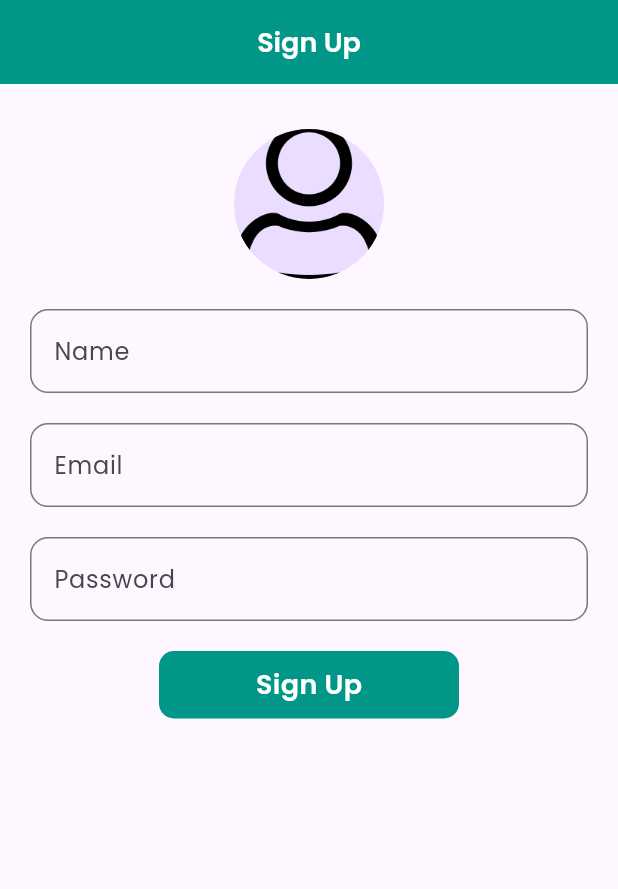
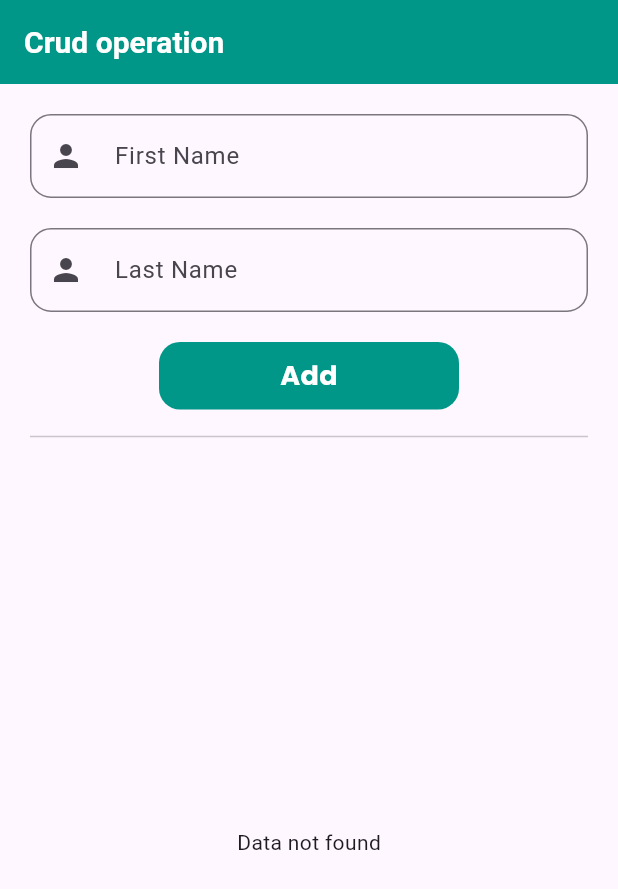
Before and after one commit to Malik399758/Upoad_image_on_firebase, a Flutter app: the screen it shows after launch, on a phone screen of 412 x 824 dp. Shown: the top 889 px of the screen. Run offline on Flutter 3.47's test engine with Material 3 defaults, Android fonts, the phone set to English and light mode, and no system bars; our stand-ins replace cloud_firestore, firebase_auth, firebase_core, firebase_storage, google_fonts, image_picker; accounts and stored records are empty; Roboto replaces fonts that are missing (Aclonica).

Commit message:
Crud operation

```diff
--- a/lib/main.dart
+++ b/lib/main.dart
@@ -4,6 +4,7 @@ import 'package:firebase_storage_image/views/controllers/sign_up_provider/image_
 import 'package:firebase_storage_image/views/controllers/sign_up_provider/sign_up_user_info_provider.dart';
 import 'package:firebase_storage_image/views/ui/auth_module/sign_up_screen.dart';
 import 'package:firebase_storage_image/views/ui/auth_module/sign_up_screen2.dart';
+import 'package:firebase_storage_image/views/ui/crud_operation/crud_operation_screen.dart';
 import 'package:flutter/material.dart';
 import 'package:provider/provider.dart';
 
@@ -54,7 +55,8 @@ class MyApp extends StatelessWidget {
         colorScheme: ColorScheme.fromSeed(seedColor: Colors.deepPurple),
         useMaterial3: true,
       ),
-      home: SignUpScreen2()
+      home: CrudOperationScreen()
+      //SignUpScreen2()
       //SignUpScreen()
     );
   }
--- /dev/null
+++ b/lib/views/ui/crud_operation/crud_operation_screen.dart
@@ -0,0 +1,242 @@
+import 'package:cloud_firestore/cloud_firestore.dart';
+import 'package:flutter/cupertino.dart';
+import 'package:flutter/material.dart';
+import 'package:google_fonts/google_fonts.dart';
+
+class CrudOperationScreen extends StatefulWidget {
+  const CrudOperationScreen({super.key});
+
+  @override
+  State<CrudOperationScreen> createState() => _CrudOperationScreenState();
+}
+
+class _CrudOperationScreenState extends State<CrudOperationScreen> {
+  final _fistNameController = TextEditingController();
+  final _lastNameController = TextEditingController();
+  bool isLoading = false;
+  final FirebaseFirestore firebaseFireStore = FirebaseFirestore.instance;
+
+  // Create operation
+  Future<void> createData() async {
+    setState(() {
+      isLoading = true;
+    });
+    try {
+      if (_fistNameController.text.isNotEmpty &&
+          _lastNameController.text.isNotEmpty) {
+        await firebaseFireStore.collection('CrudOperation').add({
+          'first name': _fistNameController.text,
+          'last name': _lastNameController.text,
+        });
+      }
+      setState(() {
+        isLoading = false;
+      });
+
+      print('Successfully added');
+      ScaffoldMessenger.of(context)
+          .showSnackBar(SnackBar(content: Text('Successfully data added')));
+    } catch (e) {
+      print('Error ---------->$e');
+      setState(() {
+        isLoading = false;
+      });
+      ScaffoldMessenger.of(context)
+          .showSnackBar(SnackBar(content: Text('Data not added')));
+    }
+  }
+
+  // Read operation
+  Stream<QuerySnapshot> readData() {
+    return firebaseFireStore.collection('CrudOperation').snapshots();
+  }
+
+  // update operation
+
+  Future<void> updatedData(String updateFirstName,String updateLastName,String docId)async{
+    TextEditingController updatedFirst = TextEditingController(text: updateFirstName);
+    TextEditingController updatedLast = TextEditingController(text: updateLastName);
+    return showDialog(context: context,
+        builder: (context){
+         return AlertDialog(
+           title: Text('Edit Data',style: GoogleFonts.poppins(fontSize: 18,fontWeight: FontWeight.bold),),
+           content: Column(
+             mainAxisSize: MainAxisSize.min,
+             children: [
+               TextFormField(
+                 controller:updatedFirst ,
+                 decoration: InputDecoration(
+                     prefixIcon: Icon(Icons.person),
+                     label: Text('First name'),
+                     hintText: 'Enter Edit name',
+                     border: OutlineInputBorder(
+                       borderRadius: BorderRadius.circular(14),
+                     )),
+               ),
+               SizedBox(height: 10,),
+               TextFormField(
+                 controller: updatedLast,
+                 decoration: InputDecoration(
+                     prefixIcon: Icon(Icons.person),
+                     label: Text('Last name'),
+                     hintText: 'Enter edit name',
+                     border: OutlineInputBorder(
+                       borderRadius: BorderRadius.circular(14),
+                     )),
+               ),
+             ],
+           ),
+           actions: [
+             ElevatedButton(onPressed: (){
+               Navigator.pop(context);
+             },
+                 child: Text('No',style: GoogleFonts.poppins(fontSize: 15),)),
+             ElevatedButton(
+                 onPressed: ()async{
+                   if(updatedFirst.text.isNotEmpty && updatedLast.text.isNotEmpty){
+                     await firebaseFireStore.collection('CrudOperation').doc(docId).update(
+                       {
+                         'first name' : updatedFirst.text,
+                         'last name' : updatedLast.text
+                       }
+                     );
+                     Navigator.pop(context);
+                   }
+                   ScaffoldMessenger.of(context).showSnackBar(SnackBar(content: Text('User data updated')));
+                 },
+                 child: Text('Update data',style: GoogleFonts.poppins(fontSize: 15),))
+           ],
+         );
+        });
+  }
+
+  @override
+  Widget build(BuildContext context) {
+    return Scaffold(
+      appBar: AppBar(
+        title: Text(
+          'Crud operation',
+          style: GoogleFonts.aclonica(
+              fontSize: 20, fontWeight: FontWeight.bold, color: Colors.white),
+        ),
+        backgroundColor: Colors.teal,
+      ),
+      body: Padding(
+        padding: const EdgeInsets.symmetric(horizontal: 20),
+        child: Column(
+          children: [
+            SizedBox(
+              height: 20,
+            ),
+            TextFormField(
+              controller: _fistNameController,
+              decoration: InputDecoration(
+                  prefixIcon: Icon(Icons.person),
+                  label: Text(' First Name'),
+                  hintText: 'Enter first name',
+                  border: OutlineInputBorder(
+                    borderRadius: BorderRadius.circular(14),
+                  )),
+            ),
+            SizedBox(
+              height: 20,
+            ),
+            TextFormField(
+              controller: _lastNameController,
+              decoration: InputDecoration(
+                  prefixIcon: Icon(Icons.person),
+                  label: Text(' Last Name'),
+                  hintText: 'Enter last name',
+                  border: OutlineInputBorder(
+                    borderRadius: BorderRadius.circular(14),
+                  )),
+            ),
+            SizedBox(
+              height: 20,
+            ),
+            GestureDetector(
+              onTap: () async {
+                await createData();
+              },
+              child: Container(
+                width: 200,
+                height: 45,
+                decoration: BoxDecoration(
+                    color: Colors.teal,
+                    borderRadius: BorderRadius.circular(14)),
+                child: isLoading
+                    ? Center(
+                        child: CircularProgressIndicator(
+                        color: Colors.white,
+                      ))
+                    : Center(
+                        child: Text(
+                        'Add',
+                        style: GoogleFonts.poppins(
+                            fontSize: 18,
+                            color: Colors.white,
+                            fontWeight: FontWeight.bold),
+                      )),
+              ),
+            ),
+            SizedBox(
+              height: 10,
+            ),
+            Divider(),
+            Expanded(
+              child: StreamBuilder(
+                  stream: readData(),
+                  builder: (context, snapshot) {
+                    if (snapshot.connectionState == ConnectionState.waiting) {
+                      return Center(child: CircularProgressIndicator());
+                    } else if (snapshot.data!.docs.isEmpty) {
+                      return Center(child: Text('Data not found'));
+                    } else {
+                      return ListView(
+                        children: snapshot.data!.docs.map((doc) {
+                          Map<String, dynamic> data =
+                              doc.data() as Map<String, dynamic>;
+                          return ListTile(
+                            title: Text(data['first name'],style: GoogleFonts.poppins(fontSize: 16,fontWeight: FontWeight.w600),),
+                            subtitle: Text(data['last name'],style: GoogleFonts.poppins(fontSize: 16,fontWeight: FontWeight.w500),),
+                            trailing: Row(
+                              mainAxisSize: MainAxisSize.min,
+                              children: [
+                                GestureDetector(
+                                    onTap: () => updatedData(data['first name'],data['last name'],doc.id),
+                                    child: Icon(
+                                      Icons.edit,
+                                      color: Colors.teal,
+                                    )),
+                                SizedBox(
+                                  width: 10,
+                                ),
+                                GestureDetector(
+                                    onTap: () async {
+                                      await firebaseFireStore
+                                          .collection('CrudOperation')
+                                          .doc(doc.id)
+                                          .delete();
+                                      ScaffoldMessenger.of(context)
+                                          .showSnackBar(SnackBar(
+                                              content:
+                                                  Text('User data deleted')));
+                                    },
+                                    child: Icon(
+                                      Icons.delete,
+                                      color: Colors.red,
+                                    )),
+                              ],
+                            ),
+                          );
+                        }).toList(),
+                      );
+                    }
+                  }),
+            )
+          ],
+        ),
+      ),
+    );
+  }
+}
```
